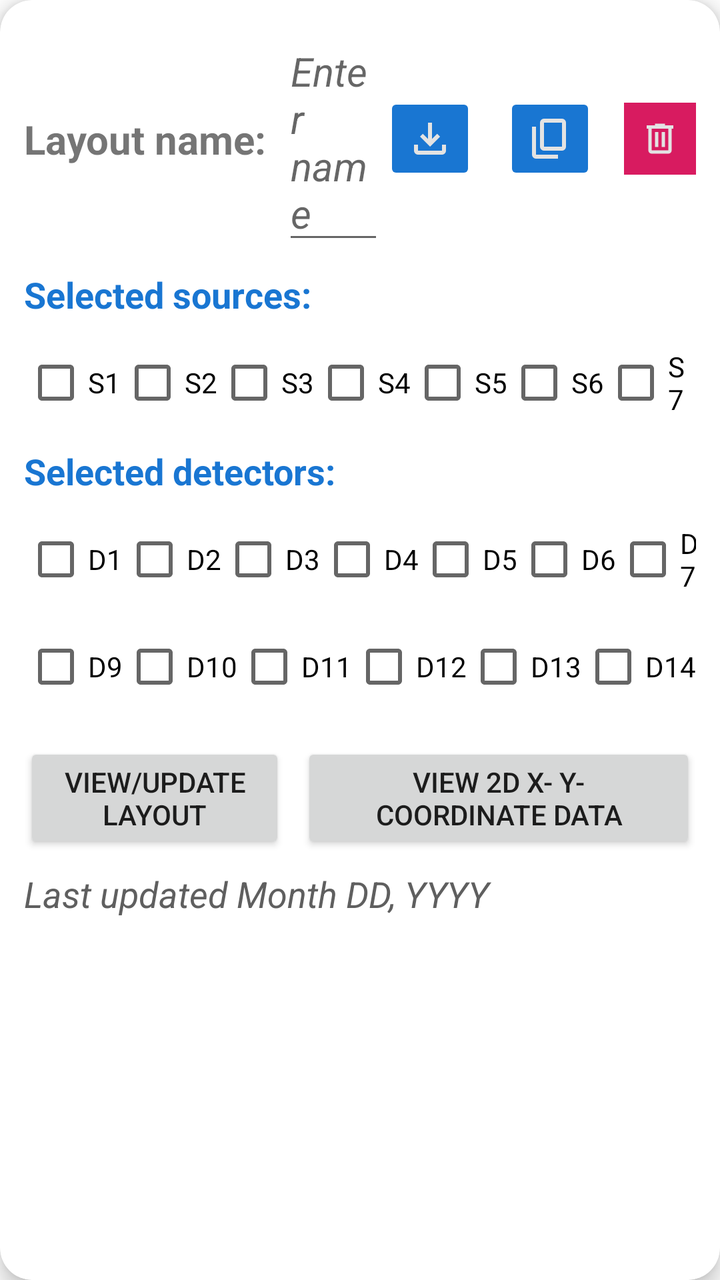
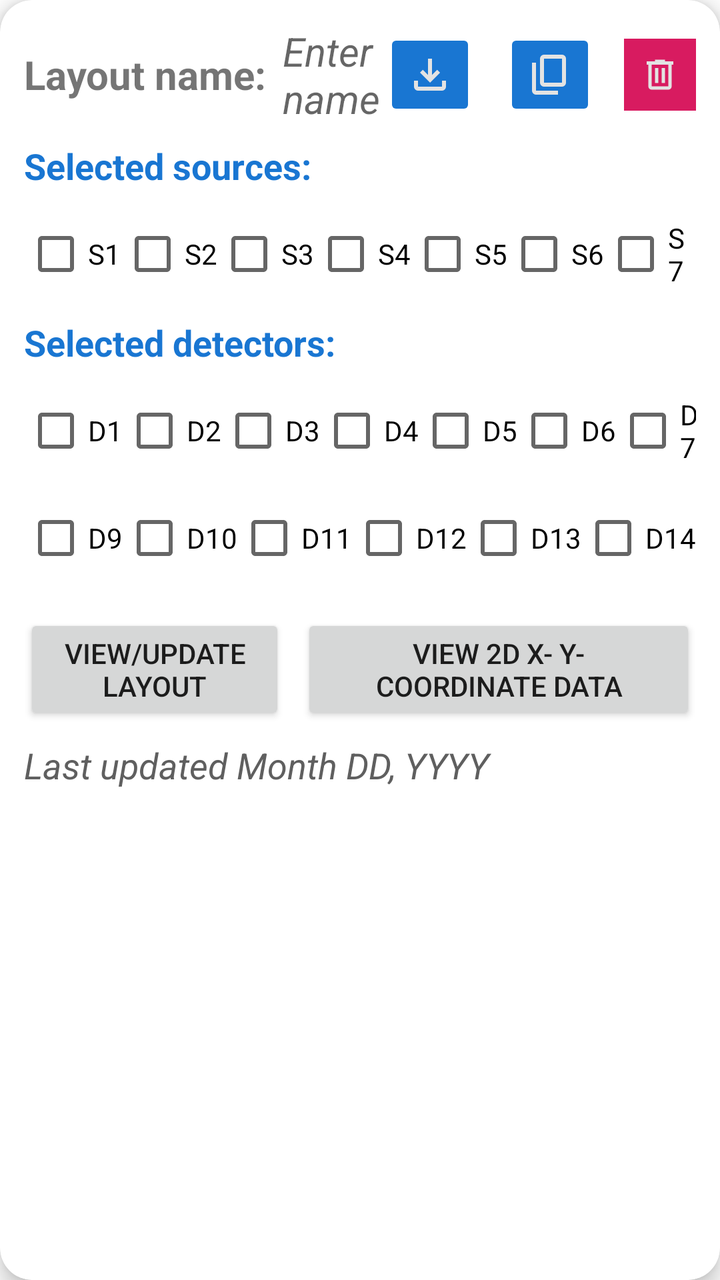

An Android layout rendered at two revisions. The XML below is the earlier revision; the diff shows what the commit changed to produce the second picture.
<!-- AndroidManifest.xml: application theme Theme.NIRDuino_Android_App_v2 -->
<!-- res/layout/listitem_layoutstudio.xml -->
<?xml version="1.0" encoding="utf-8"?>
<com.google.android.material.card.MaterialCardView xmlns:android="http://schemas.android.com/apk/res/android"
    xmlns:card_view="http://schemas.android.com/apk/res-auto"
    android:layout_width="match_parent"
    android:layout_height="wrap_content"
    card_view:cardElevation="6dp"
    card_view:cardCornerRadius="16dp"
    android:layout_margin="8dp">

    <LinearLayout xmlns:android="http://schemas.android.com/apk/res/android"
        android:id="@+id/layoutContainer"
        android:layout_width="match_parent"
        android:layout_height="wrap_content"
        android:orientation="vertical"
        android:padding="12dp">

        <LinearLayout
            android:layout_width="match_parent"
            android:layout_height="wrap_content"
            android:orientation="horizontal"
            android:gravity="center_vertical"
            android:layout_marginBottom="8dp">

            
            <LinearLayout
                android:layout_width="0dp"
                android:layout_height="wrap_content"
                android:layout_weight="1"
                android:orientation="horizontal"
                android:gravity="center_vertical">

                <TextView
                    android:id="@+id/labelLayoutName"
                    android:layout_width="wrap_content"
                    android:layout_height="wrap_content"
                    android:text="Layout name:"
                    android:textSize="@dimen/font_size_header2"
                    android:textStyle="bold"
                    android:paddingEnd="8dp" />

                <EditText
                    android:id="@+id/editLayoutName"
                    android:layout_width="wrap_content"
                    android:layout_height="wrap_content"
                    android:hint="Enter name"
                    android:textSize="@dimen/font_size_header2"
                    android:textStyle="italic"/>

            </LinearLayout>

            
            <ImageButton
                android:id="@+id/downloadButton"
                android:layout_width="wrap_content"
                android:layout_height="wrap_content"
                android:src="@drawable/ic_download"
                android:backgroundTint="@color/colorPrimaryValue"
                android:contentDescription="Delete"
                android:padding="11dp"
                android:layout_gravity="end|center_vertical"
                android:layout_marginRight="14dp"/>

            
            <ImageButton
                android:id="@+id/duplicateButton"
                android:layout_width="wrap_content"
                android:layout_height="wrap_content"
                android:src="@drawable/ic_duplicate"
                android:backgroundTint="@color/colorPrimaryValue"
                android:contentDescription="Delete"
                android:padding="11dp"
                android:layout_gravity="end|center_vertical"
                android:layout_marginRight="14dp"/>

            
            <ImageButton
                android:id="@+id/deleteButton"
                android:layout_width="wrap_content"
                android:layout_height="wrap_content"
                android:src="@drawable/ic_trash"
                android:backgroundTint="@color/colorAccentValue"
                android:background="@color/colorPrimaryValue"
                android:contentDescription="Delete"
                android:padding="8dp"
                android:layout_gravity="end|center_vertical"/>

        </LinearLayout>

        <TextView
            android:layout_width="wrap_content"
            android:layout_height="wrap_content"
            android:text="Selected sources:"
            android:textSize="@dimen/font_size_header3"
            android:textColor="@color/colorPrimaryValue"
            android:textStyle="bold"
            android:layout_marginBottom="8dp"/>

        
        <LinearLayout
            android:id="@+id/sourceCheckboxRow"
            android:layout_width="wrap_content"
            android:layout_height="wrap_content"
            android:orientation="horizontal"
            android:layout_marginBottom="8dp"
            android:gravity="center">

            <CheckBox android:id="@+id/source1" android:layout_width="wrap_content" android:layout_height="wrap_content" android:text="S1" />
            <CheckBox android:id="@+id/source2" android:layout_width="wrap_content" android:layout_height="wrap_content" android:text="S2" />
            <CheckBox android:id="@+id/source3" android:layout_width="wrap_content" android:layout_height="wrap_content" android:text="S3" />
            <CheckBox android:id="@+id/source4" android:layout_width="wrap_content" android:layout_height="wrap_content" android:text="S4" />
            <CheckBox android:id="@+id/source5" android:layout_width="wrap_content" android:layout_height="wrap_content" android:text="S5" />
            <CheckBox android:id="@+id/source6" android:layout_width="wrap_content" android:layout_height="wrap_content" android:text="S6" />
            <CheckBox android:id="@+id/source7" android:layout_width="wrap_content" android:layout_height="wrap_content" android:text="S7" />
            <CheckBox android:id="@+id/source8" android:layout_width="wrap_content" android:layout_height="wrap_content" android:text="S8" />
        </LinearLayout>

        <TextView
            android:layout_width="wrap_content"
            android:layout_height="wrap_content"
            android:text="Selected detectors:"
            android:textSize="@dimen/font_size_header3"
            android:textColor="@color/colorPrimaryValue"
            android:textStyle="bold"
            android:layout_marginBottom="8dp"/>

        
        <LinearLayout
            android:id="@+id/detectorRow1"
            android:layout_width="wrap_content"
            android:layout_height="wrap_content"
            android:orientation="horizontal"
            android:layout_marginBottom="4dp"
            android:gravity="center">

            <CheckBox android:id="@+id/detector1" android:layout_width="wrap_content" android:layout_height="wrap_content" android:text="D1" />
            <CheckBox android:id="@+id/detector2" android:layout_width="wrap_content" android:layout_height="wrap_content" android:text="D2" />
            <CheckBox android:id="@+id/detector3" android:layout_width="wrap_content" android:layout_height="wrap_content" android:text="D3" />
            <CheckBox android:id="@+id/detector4" android:layout_width="wrap_content" android:layout_height="wrap_content" android:text="D4" />
            <CheckBox android:id="@+id/detector5" android:layout_width="wrap_content" android:layout_height="wrap_content" android:text="D5" />
            <CheckBox android:id="@+id/detector6" android:layout_width="wrap_content" android:layout_height="wrap_content" android:text="D6" />
            <CheckBox android:id="@+id/detector7" android:layout_width="wrap_content" android:layout_height="wrap_content" android:text="D7" />
            <CheckBox android:id="@+id/detector8" android:layout_width="wrap_content" android:layout_height="wrap_content" android:text="D8" />

        </LinearLayout>

        
        <LinearLayout
            android:id="@+id/detectorRow2"
            android:layout_width="wrap_content"
            android:layout_height="wrap_content"
            android:orientation="horizontal"
            android:layout_marginBottom="12dp"
            android:gravity="center">

            <CheckBox android:id="@+id/detector9" android:layout_width="wrap_content" android:layout_height="wrap_content" android:text="D9" />
            <CheckBox android:id="@+id/detector10" android:layout_width="wrap_content" android:layout_height="wrap_content" android:text="D10" />
            <CheckBox android:id="@+id/detector11" android:layout_width="wrap_content" android:layout_height="wrap_content" android:text="D11" />
            <CheckBox android:id="@+id/detector12" android:layout_width="wrap_content" android:layout_height="wrap_content" android:text="D12" />
            <CheckBox android:id="@+id/detector13" android:layout_width="wrap_content" android:layout_height="wrap_content" android:text="D13" />
            <CheckBox android:id="@+id/detector14" android:layout_width="wrap_content" android:layout_height="wrap_content" android:text="D14" />
            <CheckBox android:id="@+id/detector15" android:layout_width="wrap_content" android:layout_height="wrap_content" android:text="D15" />
            <CheckBox android:id="@+id/detector16" android:layout_width="wrap_content" android:layout_height="wrap_content" android:text="D16" />

        </LinearLayout>

        <LinearLayout
            android:layout_width="match_parent"
            android:layout_height="wrap_content"
            android:orientation="horizontal"
            android:weightSum="2">

            <Button
                android:id="@+id/updateLayoutButton"
                android:layout_width="wrap_content"
                android:layout_height="wrap_content"
                android:text="View/Update Layout"
                android:textAlignment="center"
                android:layout_marginRight="8dp"
                android:layout_weight="1"/>

            <Button
                android:id="@+id/btnView2DData"
                android:layout_width="wrap_content"
                android:layout_height="wrap_content"
                android:text="View 2D x- y- coordinate data"
                android:textAlignment="center"
                android:layout_weight="1"/>

        </LinearLayout>

        <Space
            android:layout_width="match_parent"
            android:layout_height="8dp"/>

        <TextView
            android:id="@+id/lastUpdated"
            android:layout_width="match_parent"
            android:layout_height="wrap_content"
            android:text="Last updated Month DD, YYYY"
            android:textSize="@dimen/font_size_header3"
            android:textColor="@color/gray"
            android:textStyle="italic"
            android:textAlignment="center"
            android:layout_marginBottom="8dp"/>

    </LinearLayout>

</com.google.android.material.card.MaterialCardView>
<!-- resources referenced by this layout -->
<resources>
  <color name="colorAccentValue">#D81B60</color>
  <color name="colorPrimaryValue">#1976D2</color>
  <color name="gray">#5F5F5F</color>
  <dimen name="font_size_header2">20sp</dimen>
  <dimen name="font_size_header3">18sp</dimen>
  <!-- drawable ic_download (drawable) -->
  <vector xmlns:android="http://schemas.android.com/apk/res/android"
      android:width="24dp"
      android:height="24dp"
      android:viewportWidth="960"
      android:viewportHeight="960">
    <path
        android:pathData="M480,640 L280,440l56,-58 104,104v-326h80v326l104,-104 56,58 -200,200ZM240,800q-33,0 -56.5,-23.5T160,720v-120h80v120h480v-120h80v120q0,33 -23.5,56.5T720,800L240,800Z"
        android:fillColor="#e3e3e3"/>
  </vector>
  <!-- drawable ic_duplicate (drawable) -->
  <vector xmlns:android="http://schemas.android.com/apk/res/android"
      android:width="24dp"
      android:height="24dp"
      android:viewportWidth="960"
      android:viewportHeight="960">
    <path
        android:pathData="M360,720q-33,0 -56.5,-23.5T280,640v-480q0,-33 23.5,-56.5T360,80h360q33,0 56.5,23.5T800,160v480q0,33 -23.5,56.5T720,720L360,720ZM360,640h360v-480L360,160v480ZM200,880q-33,0 -56.5,-23.5T120,800v-560h80v560h440v80L200,880ZM360,640v-480,480Z"
        android:fillColor="#e3e3e3"/>
  </vector>
  <!-- drawable ic_trash (drawable) -->
  <vector xmlns:android="http://schemas.android.com/apk/res/android" android:height="20dp" android:viewportHeight="960" android:viewportWidth="960" android:width="20dp">
        
      <path android:fillColor="#e3e3e3" android:pathData="M280,840q-33,0 -56.5,-23.5T200,760v-520h-40v-80h200v-40h240v40h200v80h-40v520q0,33 -23.5,56.5T680,840L280,840ZM680,240L280,240v520h400v-520ZM360,680h80v-360h-80v360ZM520,680h80v-360h-80v360ZM280,240v520,-520Z"/>
      
  </vector>
  <style name="Theme.NIRDuino_Android_App_v2" parent="Theme.MaterialComponents.Light.NoActionBar">
          
          <item name="colorPrimary">#1976D2</item>
          <item name="colorPrimaryVariant">#1976D2</item> 
          <item name="colorOnPrimary">#FFFFFF</item>
          <item name="colorSecondary">#D81B60</item>
          <item name="colorSecondaryVariant">#C2185B</item> 
          <item name="colorOnSecondary">#FFFFFF</item>
      </style>
</resources>

<!-- the commit's change to res/layout/listitem_layoutstudio.xml (unified diff, before → after) -->
@@ -38,13 +38,20 @@
                     android:textStyle="bold"
                     android:paddingEnd="8dp" />
 
-                <EditText
+                <TextView
                     android:id="@+id/editLayoutName"
                     android:layout_width="wrap_content"
                     android:layout_height="wrap_content"
                     android:hint="Enter name"
                     android:textSize="@dimen/font_size_header2"
                     android:textStyle="italic"/>
+
+                <ImageView
+                    android:id="@+id/btnEdit"
+                    android:src="@drawable/ic_new_edit"
+                    android:layout_width="25dp"
+                    android:layout_marginStart="20dp"
+                    android:layout_height="25dp"/>
 
             </LinearLayout>
 
<!-- resource entries referenced after the edit -->
@@ -25,6 +25,7 @@
         android:pathData="M360,720q-33,0 -56.5,-23.5T280,640v-480q0,-33 23.5,-56.5T360,80h360q33,0 56.5,23.5T800,160v480q0,33 -23.5,56.5T720,720L360,720ZM360,640h360v-480L360,160v480ZM200,880q-33,0 -56.5,-23.5T120,800v-560h80v560h440v80L200,880ZM360,640v-480,480Z"
         android:fillColor="#e3e3e3"/>
   </vector>
+  <!-- drawable ic_new_edit: png bitmap (drawable, 713 bytes) -->
   <!-- drawable ic_trash (drawable) -->
   <vector xmlns:android="http://schemas.android.com/apk/res/android" android:height="20dp" android:viewportHeight="960" android:viewportWidth="960" android:width="20dp">
         
